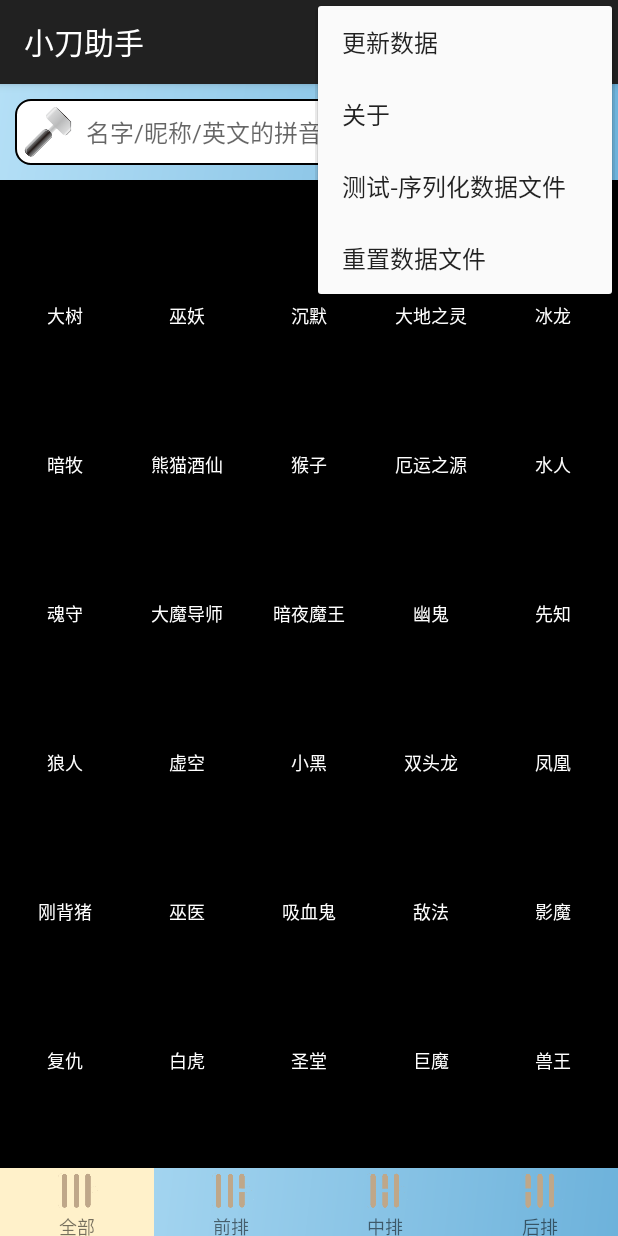
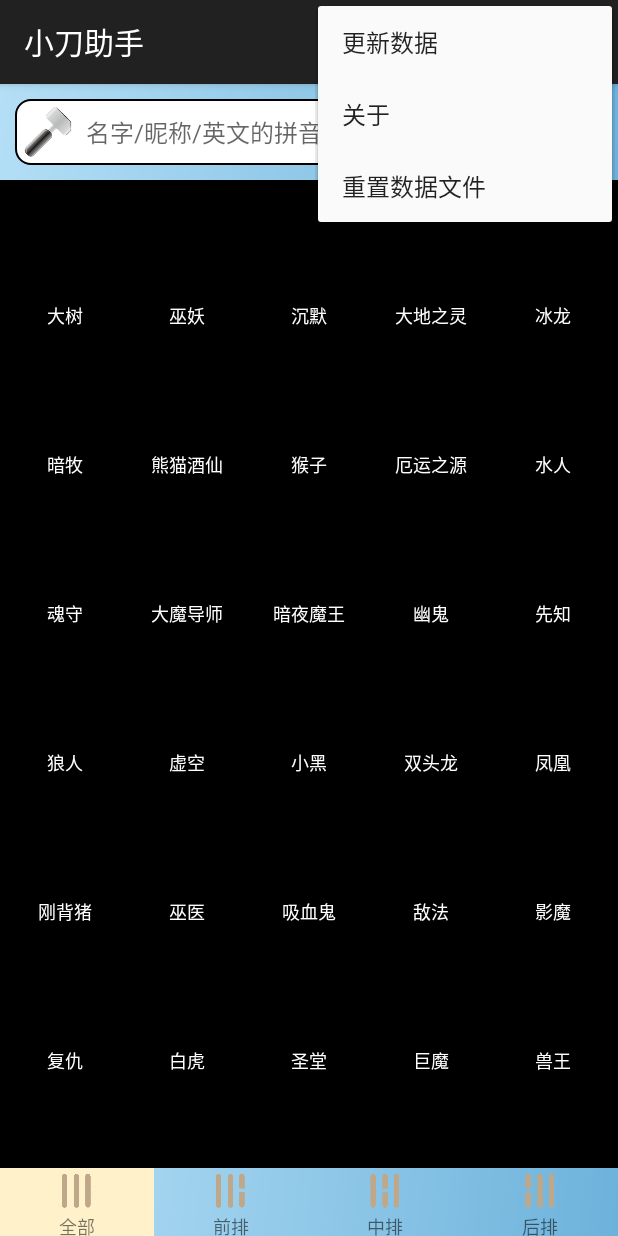
Before and after one commit to xiaoaowanghu/DotaWakeupAssistant, an Android app: the screen it shows after launch (MainActivity), with the options menu open, on a phone screen of 412 x 824 dp. Run offline under Robolectric (Android 15) with nearby library versions, the phone set to English and light mode, and no system bars; network calls fail; pictures from the network do not load; 9 statements that could not run were skipped.

Commit message:
20151209

```diff
--- a/app/build.gradle
+++ b/app/build.gradle
@@ -8,8 +8,8 @@ android {
         applicationId "com.flying.personal.dotawakeupassistant"
         minSdkVersion 15
         targetSdkVersion 21
-        versionCode 2015120715
-        versionName "0.8.0"
+        versionCode 2015120915
+        versionName "0.8.1"
     }
     buildTypes {
         release {
--- a/app/src/main/AndroidManifest.xml
+++ b/app/src/main/AndroidManifest.xml
@@ -1,11 +1,13 @@
 <?xml version="1.0" encoding="utf-8"?>
 <manifest xmlns:android="http://schemas.android.com/apk/res/android"
     package="com.flying.personal.dotawakeupassistant"
-    android:versionCode="2015120715"
-    android:versionName="0.8.0">
+    android:versionCode="2015120915"
+    android:versionName="0.8.1">
 
     <uses-permission android:name="android.permission.INTERNET" />
     <uses-permission android:name="android.permission.ACCESS_NETWORK_STATE"></uses-permission>
+    <uses-permission android:name="android.permission.WRITE_EXTERNAL_STORAGE" />
+    <uses-permission android:name="android.permission.MOUNT_UNMOUNT_FILESYSTEMS" />
 
     <application
         android:allowBackup="true"
--- a/app/src/main/java/com/flying/personal/dotawakeupassistant/BuiltInData.java
+++ b/app/src/main/java/com/flying/personal/dotawakeupassistant/BuiltInData.java
@@ -86,7 +86,7 @@ public class BuiltInData {
             heroNames.add("黑鸟");
             heroNames.add("术士");
             heroNames.add("骨法");
-            heroNames.add("天怒");
+            heroNames.add("天怒法师");
             heroNames.add("巫医");
             heroNames.add("光法");
             heroNames.add("黑暗小丑");
@@ -468,7 +468,7 @@ public class BuiltInData {
             List<String> heroNames = new ArrayList(10);
             tagHeroCache.put(tag.tagName, heroNames);
             heroNames.add("龙骑士");
-            heroNames.add("刚被");
+            heroNames.add("刚背猪");
             heroNames.add("大树");
             heroNames.add("魂守");
             heroNames.add("吸血鬼");
@@ -606,7 +606,7 @@ public class BuiltInData {
             List<String> heroNames = new ArrayList(10);
             tagHeroCache.put(tag.tagName, heroNames);
             heroNames.add("熊猫酒仙");
-            heroNames.add("火猫");
+            heroNames.add("灰烬之灵");
             heroNames.add("大地之灵");
             heroNames.add("蓝猫");
         }
--- a/app/src/main/java/com/flying/personal/dotawakeupassistant/impl/DataProviderImplByFile.java
+++ b/app/src/main/java/com/flying/personal/dotawakeupassistant/impl/DataProviderImplByFile.java
@@ -343,7 +343,8 @@ public class DataProviderImplByFile implements IDataProvider {
 
         try {
             Log.e(this.getClass().getName(), getDataFilePath());
-            OutputStreamWriter outputStreamWriter = new OutputStreamWriter(new FileOutputStream(getDataFilePath()), "UTF-8");
+            String path = args != null && args.length > 0 ? getDataFilePath() : "/sdcard/data.json";
+            OutputStreamWriter outputStreamWriter = new OutputStreamWriter(new FileOutputStream(path), "UTF-8");
             Gson gson = new Gson();
             gson.toJson(s, outputStreamWriter);
             outputStreamWriter.flush();
--- a/app/src/main/res/layout/about_dialog.xml
+++ b/app/src/main/res/layout/about_dialog.xml
@@ -6,6 +6,7 @@
     android:orientation="vertical">
 
     <ImageView
+        android:id="@+id/ivLogo"
         android:layout_width="80dp"
         android:layout_height="80dp"
         android:layout_gravity="center"
--- a/app/src/main/res/menu/title_context_menu.xml
+++ b/app/src/main/res/menu/title_context_menu.xml
@@ -13,11 +13,11 @@
         android:title="@string/action_about"
         app:showAsAction="never" />
 
-    <item
-        android:id="@+id/miSerializeData"
-        android:orderInCategory="200"
-        android:title="测试-序列化数据文件"
-        app:showAsAction="never" />
+    <!--<item-->
+        <!--android:id="@+id/miSerializeData"-->
+        <!--android:orderInCategory="200"-->
+        <!--android:title="测试-序列化数据文件"-->
+        <!--app:showAsAction="never" />-->
 
     <item
         android:id="@+id/miRestData"
```
Also changed, not shown: app/src/main/java/com/flying/personal/dotawakeupassistant/MainActivity.java (+17 -5 lines), app/src/main/java/com/flying/personal/dotawakeupassistant/util/FileUtility.java (+14 -7 lines), 9 other files.
